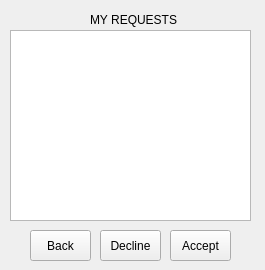
This is friend_requests.ui in allenh1/timefuse-client as Qt 5 draws it before an edit. The edited form follows.
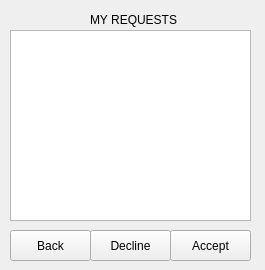
This is the edited form.

Patch:
```diff
--- a/friend_requests.ui
+++ b/friend_requests.ui
@@ -29,9 +29,9 @@
   <widget class="QPushButton" name="back_button">
    <property name="geometry">
     <rect>
-     <x>30</x>
+     <x>10</x>
      <y>230</y>
-     <width>61</width>
+     <width>81</width>
      <height>31</height>
     </rect>
    </property>
@@ -42,9 +42,9 @@
   <widget class="QPushButton" name="decline">
    <property name="geometry">
     <rect>
-     <x>100</x>
+     <x>90</x>
      <y>230</y>
-     <width>61</width>
+     <width>81</width>
      <height>31</height>
     </rect>
    </property>
@@ -57,7 +57,7 @@
     <rect>
      <x>170</x>
      <y>230</y>
-     <width>61</width>
+     <width>81</width>
      <height>31</height>
     </rect>
    </property>
```
